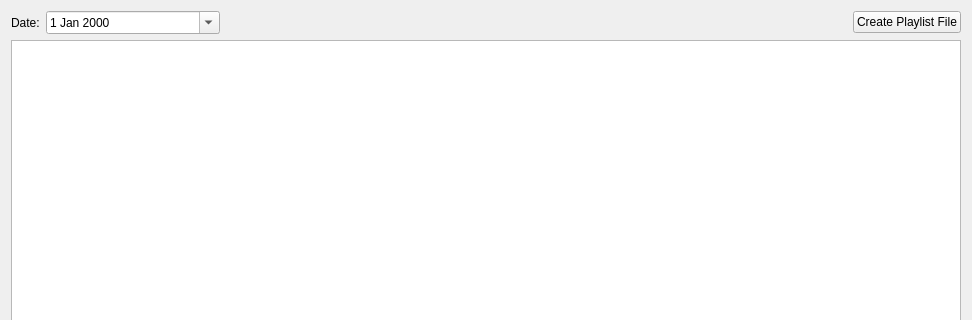
Old version of the form pixelplan/rave/PixelPlan/playlistform.ui in the repository pgathogo/raven; both pictures show x 0 to 972 and y 0 to 320 of the 972 by 522 pixel window.
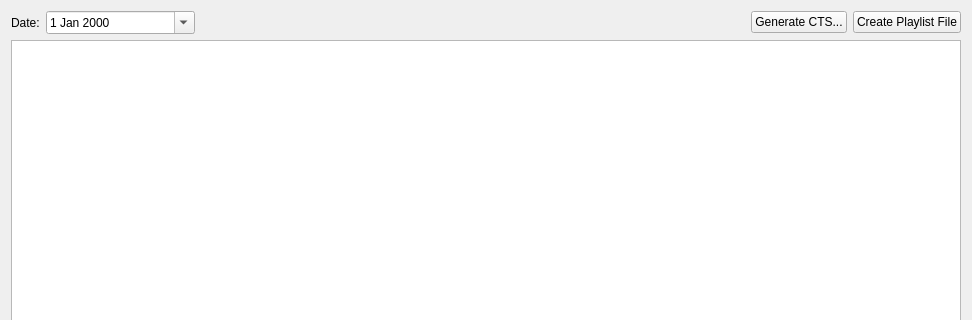
New version of the form.

```diff
--- a/pixelplan/rave/PixelPlan/playlistform.ui
+++ b/pixelplan/rave/PixelPlan/playlistform.ui
@@ -15,7 +15,7 @@
   </property>
   <layout class="QVBoxLayout" name="verticalLayout">
    <item>
-    <layout class="QHBoxLayout" name="horizontalLayout_2" stretch="20,60,0">
+    <layout class="QHBoxLayout" name="horizontalLayout_2" stretch="20,60,0,0">
      <item>
       <layout class="QHBoxLayout" name="horizontalLayout" stretch="0,1">
        <item>
@@ -47,6 +47,13 @@
        </property>
       </spacer>
      </item>
+     <item>
+      <widget class="QPushButton" name="btnXL">
+       <property name="text">
+        <string>Generate CTS...</string>
+       </property>
+      </widget>
+     </item>
      <item>
       <widget class="QPushButton" name="btnCreateFile">
        <property name="text">
```
